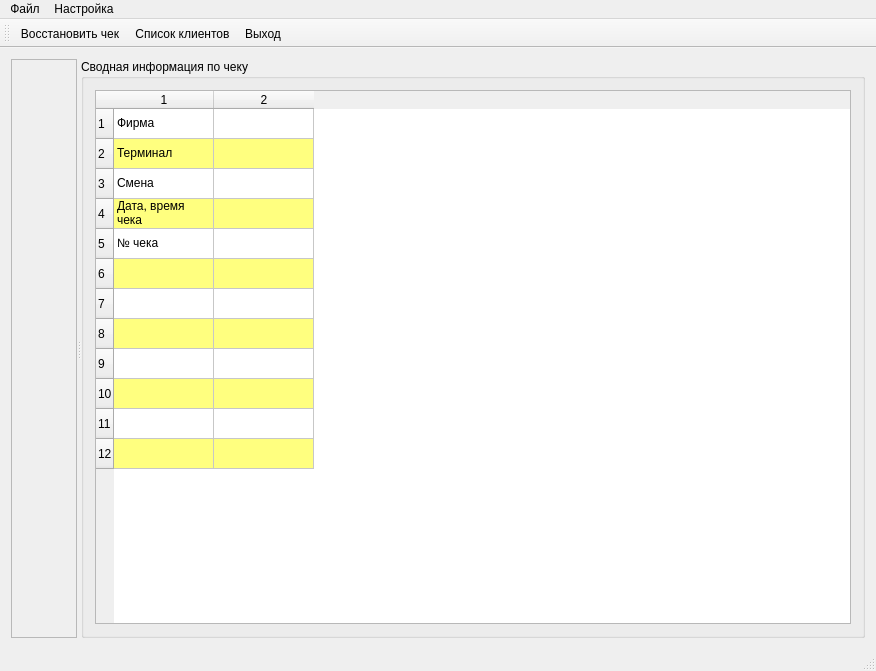
Above: mainwindow.ui from rust3128/CheckRecoveryWizard before the change. Below: the same form after it.
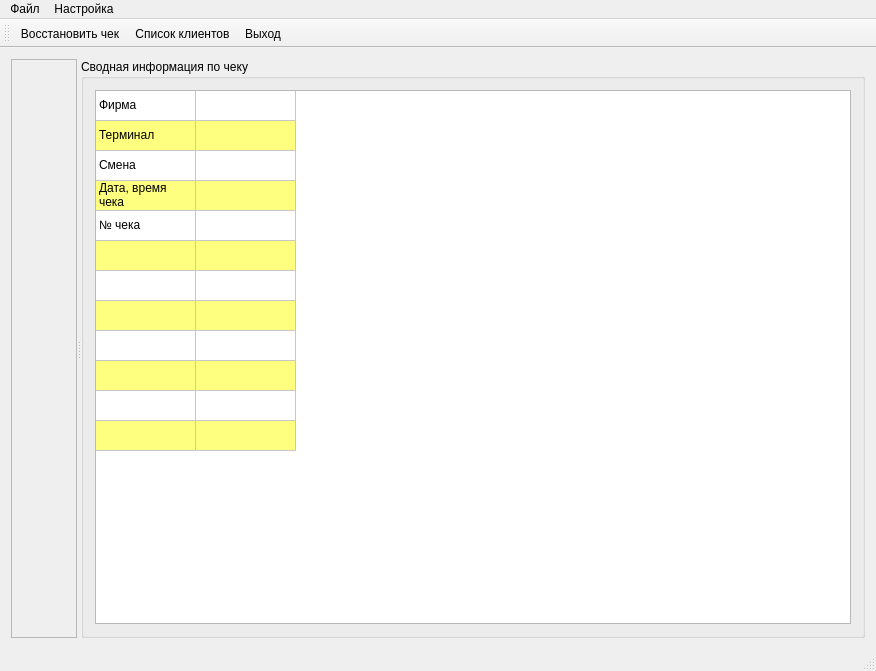
That is the form after the change. Icons and pictures are not drawn.

What changed in the file:
```diff
--- a/mainwindow.ui
+++ b/mainwindow.ui
@@ -62,10 +62,10 @@
            <number>2</number>
           </property>
           <attribute name="horizontalHeaderVisible">
-           <bool>true</bool>
+           <bool>false</bool>
           </attribute>
           <attribute name="verticalHeaderVisible">
-           <bool>true</bool>
+           <bool>false</bool>
           </attribute>
           <row/>
           <row/>
```
Left out of the diff: 5 changed lines with no effect on the pictures.
